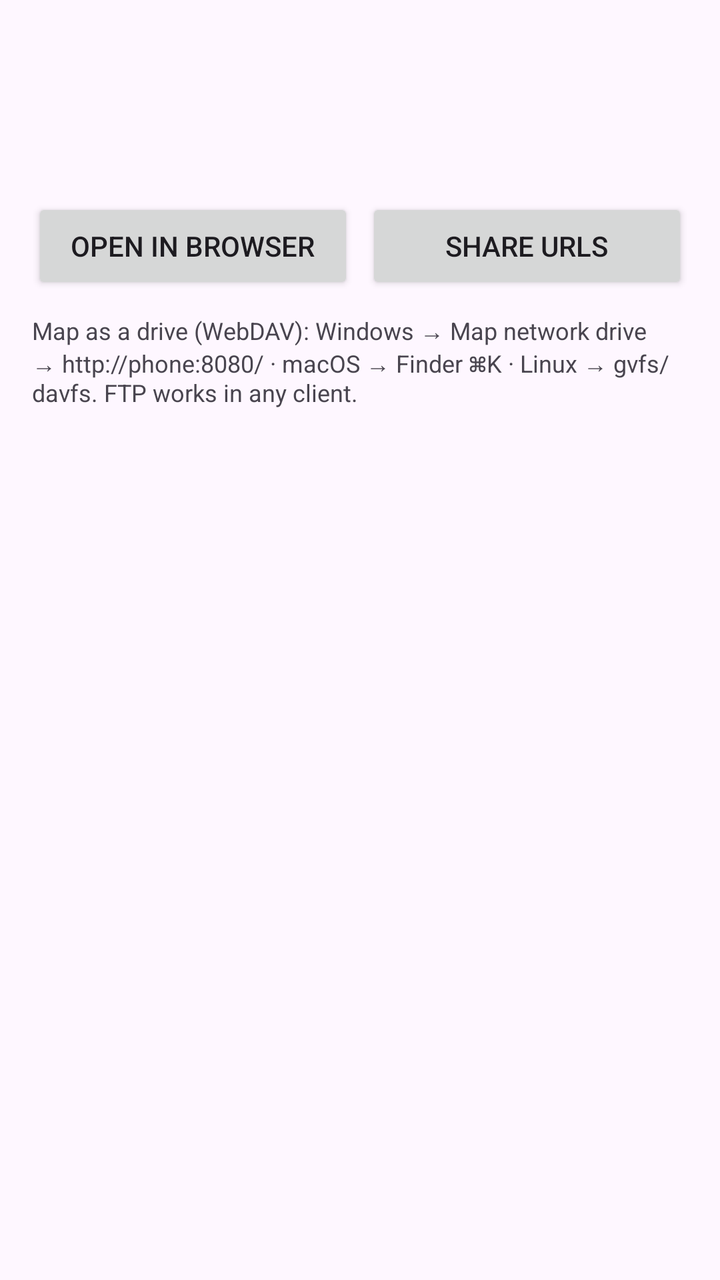
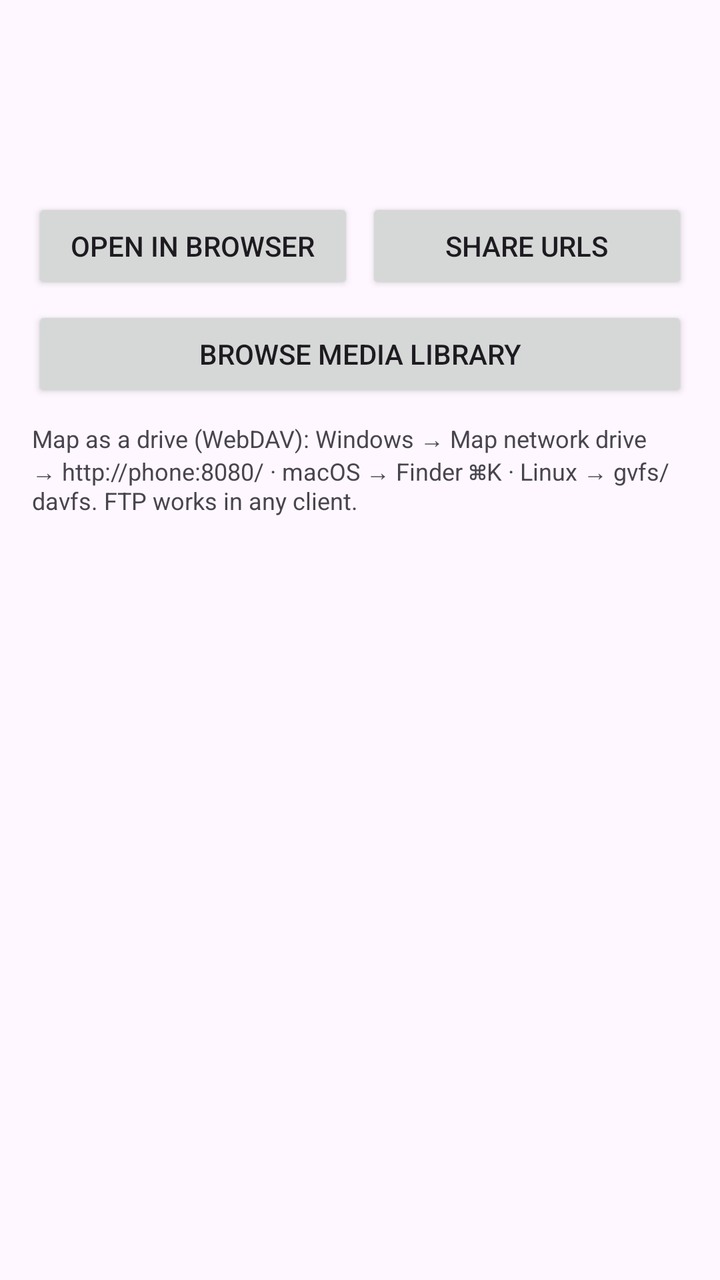

The first picture is an Android layout as it rendered before a commit; the second is the same layout after the commit. The layout source and the unified diff follow.
<!-- AndroidManifest.xml: application theme Theme.App -->
<!-- res/layout/activity_files.xml -->
<?xml version="1.0" encoding="utf-8"?>
<ScrollView xmlns:android="http://schemas.android.com/apk/res/android"
    android:layout_width="match_parent"
    android:layout_height="match_parent">

    <LinearLayout
        android:layout_width="match_parent"
        android:layout_height="wrap_content"
        android:orientation="vertical"
        android:padding="16dp">

        <TextView
            android:id="@+id/textFilesStatus"
            android:layout_width="match_parent"
            android:layout_height="wrap_content"
            android:textSize="14sp"
            android:fontFamily="monospace"
            android:textIsSelectable="true"/>

        <TextView
            android:id="@+id/textFilesRoot"
            android:layout_width="match_parent"
            android:layout_height="wrap_content"
            android:layout_marginTop="12dp"
            android:textSize="13sp"/>

        <TextView
            android:id="@+id/textFilesEntries"
            android:layout_width="match_parent"
            android:layout_height="wrap_content"
            android:layout_marginTop="8dp"
            android:textSize="12sp"
            android:fontFamily="monospace"/>

        <LinearLayout
            android:layout_width="match_parent"
            android:layout_height="wrap_content"
            android:orientation="horizontal"
            android:layout_marginTop="10dp">
            <Button
                android:id="@+id/buttonOpenFiles"
                android:layout_width="0dp"
                android:layout_height="wrap_content"
                android:layout_weight="1"
                android:text="Open in browser"/>
            <Button
                android:id="@+id/buttonShareFiles"
                android:layout_width="0dp"
                android:layout_height="wrap_content"
                android:layout_weight="1"
                android:layout_marginStart="6dp"
                android:text="Share URLs"/>
        </LinearLayout>

        <TextView
            android:layout_width="match_parent"
            android:layout_height="wrap_content"
            android:layout_marginTop="10dp"
            android:textSize="12sp"
            android:text="Map as a drive (WebDAV): Windows → Map network drive → http://phone:8080/ · macOS → Finder ⌘K · Linux → gvfs/davfs. FTP works in any client."
            android:textColor="?android:attr/textColorSecondary"/>
    </LinearLayout>
</ScrollView>
<!-- resources referenced by this layout -->
<resources>
  <style name="Theme.App" parent="Theme.Material3.DayNight.NoActionBar" />
</resources>

<!-- the commit's change to res/layout/activity_files.xml (unified diff, before → after) -->
@@ -52,6 +52,13 @@
                 android:text="Share URLs"/>
         </LinearLayout>
 
+        <Button
+            android:id="@+id/buttonMedia"
+            android:layout_width="match_parent"
+            android:layout_height="wrap_content"
+            android:layout_marginTop="6dp"
+            android:text="Browse media library"/>
+
         <TextView
             android:layout_width="match_parent"
             android:layout_height="wrap_content"
